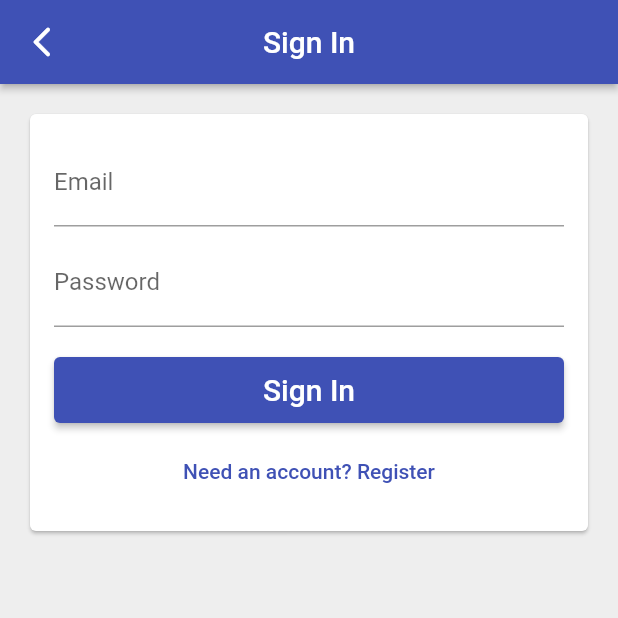
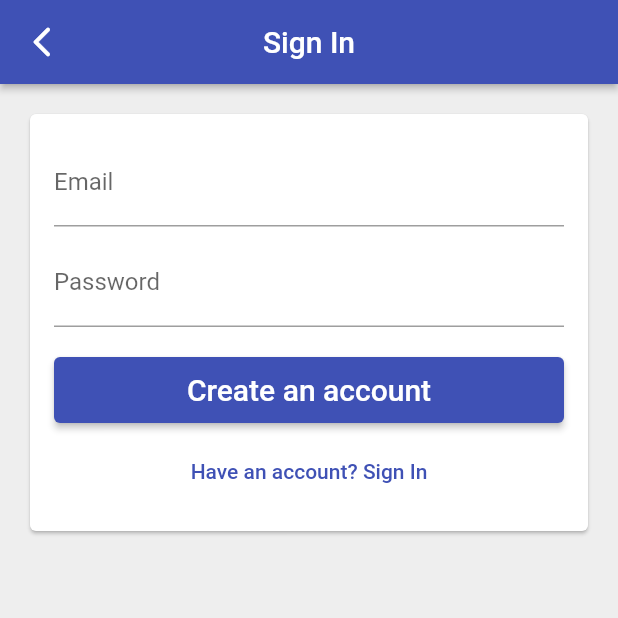
Before and after one commit to Efaayin/time_tracker_flutter_course, a Flutter app: the EmailSignInPage screen opened directly, after a tap on "Need an account? Register", on a phone screen of 412 x 824 dp, the top half of it. Run offline on Flutter 3.47's test engine with Material 2 defaults, Android fonts, the phone set to English and light mode, and no system bars; our stand-ins replace firebase_auth, firebase_core, google_sign_in; missing offline and left inert: flutter_login_facebook; accounts and stored records are empty.

Commit message:
email auth

```diff
--- a/lib/app/sign_in/email_sign_in_form.dart
+++ b/lib/app/sign_in/email_sign_in_form.dart
@@ -1,6 +1,8 @@
 import 'package:flutter/material.dart';
 import 'package:flutter/cupertino.dart';
 import 'package:time_tracker_flutter_course/common_widgets/form_submit_button.dart';
+
+enum EmailSignInFormType { signIn, register }
 
 class EmailSignInForm extends StatefulWidget {
   @override
@@ -12,11 +14,22 @@ class _EmailSignInFormState extends State<EmailSignInForm> {
   final TextEditingController _emailController = TextEditingController();
   final TextEditingController _passwordController = TextEditingController();
 
+  EmailSignInFormType _formType = EmailSignInFormType.signIn;
+
   void _submit() {
     print('email: $_emailController, password: $_passwordController');
   }
 
+  void _toggleFormType() {
+    setState(() {
+      _formType = _formType == EmailSignInFormType.signIn ? EmailSignInFormType.register : EmailSignInFormType.signIn;
+    });
+  }
+
   List<Widget> _buildChildren() {
+    final primaryText = _formType == EmailSignInFormType.signIn ? 'Sign In' : 'Create an account';
+    final secondaryText = _formType == EmailSignInFormType.signIn ? 'Need an account? Register' : 'Have an account? Sign In';
+
     return [
       TextField(
         controller: _emailController,
@@ -35,14 +48,14 @@ class _EmailSignInFormState extends State<EmailSignInForm> {
       ),
       SizedBox(height: 20.0),
       FormSubmitButton(
-        text: 'Sign In',
+        text: primaryText,
         onPressed: _submit,
       ),
       SizedBox(height: 8.0),
       TextButton(
-        onPressed: () {},
+        onPressed: _toggleFormType,
         child: Text(
-          'Need an account? Register',
+          secondaryText,
         ),
       ),
     ];
```
